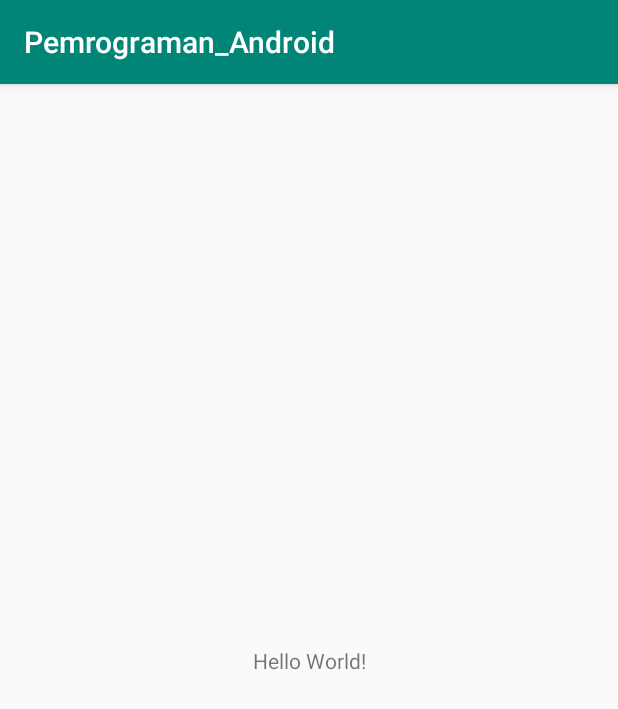
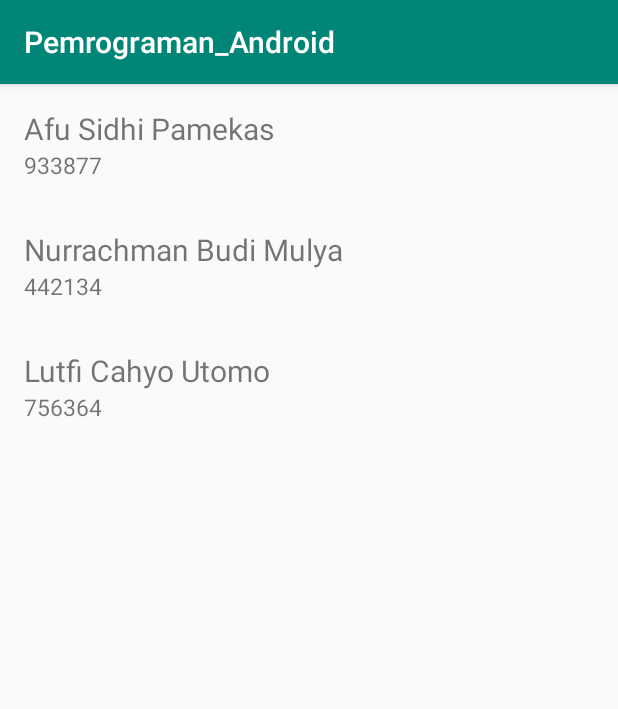
Before and after one commit to Afumoons/Pemrograman-mobile, an Android app: the screen it shows after launch (MainActivity), on a phone screen of 412 x 824 dp. Shown: the top 709 px of the screen. Run offline under Robolectric (Android 15) with nearby library versions, the phone set to English and light mode, and no system bars.

Commit message:
Modul 6 Praktikum
Praktikum pada Modul 6 mengimplementasikan Intents dan Recycler View

```diff
--- a/app/build.gradle
+++ b/app/build.gradle
@@ -32,4 +32,5 @@ dependencies {
     testImplementation 'junit:junit:4.12'
     androidTestImplementation 'androidx.test.ext:junit:1.1.0'
     androidTestImplementation 'androidx.test.espresso:espresso-core:3.1.1'
+    implementation 'androidx.recyclerview:recyclerview:1.1.0'
 }
--- a/app/src/main/AndroidManifest.xml
+++ b/app/src/main/AndroidManifest.xml
@@ -16,6 +16,9 @@
                 <category android:name="android.intent.category.LAUNCHER" />
             </intent-filter>
         </activity>
+        <activity
+            android:name="com.example.pemrograman_android.PhoneDetailActivity"
+            android:parentActivityName="com.example.pemrograman_android.MainActivity"></activity>
     </application>
 
 </manifest>
--- /dev/null
+++ b/app/src/main/java/com/example/pemrograman_android/ContactAdapter.kt
@@ -0,0 +1,30 @@
+package com.example.pemrograman_android
+
+import android.view.LayoutInflater
+import android.view.View
+import android.view.ViewGroup
+import androidx.recyclerview.widget.RecyclerView
+import kotlinx.android.synthetic.main.contact_list_item.view.*
+
+class ContactAdapter(val phoneItemList: List<PhoneData>, val clickListener: (PhoneData) -> Unit) :
+    RecyclerView.Adapter<RecyclerView.ViewHolder>() {
+    override fun onCreateViewHolder(parent: ViewGroup, viewType: Int): RecyclerView.ViewHolder {
+        val inflater = LayoutInflater.from(parent.context)
+        val view = inflater.inflate(R.layout.contact_list_item, parent, false)
+        return PartViewHolder(view)
+    }
+
+    override fun onBindViewHolder(holder: RecyclerView.ViewHolder, position: Int) {
+        (holder as PartViewHolder).bind(phoneItemList[position], clickListener)
+    }
+
+    override fun getItemCount() = phoneItemList.size
+
+    class PartViewHolder(itemView: View) : RecyclerView.ViewHolder(itemView) {
+        fun bind(phone: PhoneData, clickListener: (PhoneData) -> Unit) {
+            itemView.tv_part_item_name.text = phone.contactName
+            itemView.tv_part_id.text = phone.phone.toString()
+            itemView.setOnClickListener { clickListener(phone) }
+        }
+    }
+}
--- a/app/src/main/java/com/example/pemrograman_android/MainActivity.kt
+++ b/app/src/main/java/com/example/pemrograman_android/MainActivity.kt
@@ -1,12 +1,31 @@
 package com.example.pemrograman_android
 
+import android.content.Intent
 import android.os.Bundle
 import androidx.appcompat.app.AppCompatActivity
+import androidx.recyclerview.widget.LinearLayoutManager
+import kotlinx.android.synthetic.main.activity_main.*
 
 class MainActivity : AppCompatActivity() {
 
     override fun onCreate(savedInstanceState: Bundle?) {
         super.onCreate(savedInstanceState)
         setContentView(R.layout.activity_main)
+        val testData=createPhoneData()
+        rv_parts.layoutManager=LinearLayoutManager(this)
+        rv_parts.setHasFixedSize(true)
+        rv_parts.adapter=ContactAdapter(testData,{phoneItem:PhoneData->phoneItemClicked(phoneItem)})
+    }
+    private fun phoneItemClicked(phoneItem:PhoneData){
+        val showDetailActivityIntent= Intent(this,PhoneDetailActivity::class.java)
+        showDetailActivityIntent.putExtra(Intent.EXTRA_TEXT,phoneItem.phone.toString())
+        startActivity(showDetailActivityIntent)
+    }
+    private fun createPhoneData():List<PhoneData>{
+        val partList=ArrayList<PhoneData>()
+        partList.add(PhoneData(933877,"Afu Sidhi Pamekas"))
+        partList.add(PhoneData(442134,"Nurrachman Budi Mulya"))
+        partList.add(PhoneData(756364,"Lutfi Cahyo Utomo"))
+        return partList
     }
 }
--- /dev/null
+++ b/app/src/main/java/com/example/pemrograman_android/PhoneData.kt
@@ -0,0 +1,3 @@
+package com.example.pemrograman_android
+
+data class PhoneData(val phone:Long, val contactName:String)
--- a/app/src/main/res/layout/activity_main.xml
+++ b/app/src/main/res/layout/activity_main.xml
@@ -1,18 +1,13 @@
 <?xml version="1.0" encoding="utf-8"?>
 <androidx.constraintlayout.widget.ConstraintLayout xmlns:android="http://schemas.android.com/apk/res/android"
-    xmlns:app="http://schemas.android.com/apk/res-auto"
     xmlns:tools="http://schemas.android.com/tools"
     android:layout_width="match_parent"
     android:layout_height="match_parent"
     tools:context=".MainActivity">
 
-    <TextView
-        android:layout_width="wrap_content"
-        android:layout_height="wrap_content"
-        android:text="Hello World!"
-        app:layout_constraintBottom_toBottomOf="parent"
-        app:layout_constraintLeft_toLeftOf="parent"
-        app:layout_constraintRight_toRightOf="parent"
-        app:layout_constraintTop_toTopOf="parent" />
 
+    <androidx.recyclerview.widget.RecyclerView
+        android:id="@+id/rv_parts"
+        android:layout_width="match_parent"
+        android:layout_height="match_parent" />
 </androidx.constraintlayout.widget.ConstraintLayout>
--- /dev/null
+++ b/app/src/main/res/layout/contact_list_item.xml
@@ -0,0 +1,22 @@
+<?xml version="1.0" encoding="utf-8"?>
+<LinearLayout xmlns:android="http://schemas.android.com/apk/res/android"
+    android:layout_width="match_parent"
+    android:layout_height="wrap_content"
+    android:orientation="vertical"
+    android:padding="16dp">
+
+
+    <TextView
+        android:id="@+id/tv_part_item_name"
+        android:layout_width="match_parent"
+        android:layout_height="wrap_content"
+        android:text="Contact name"
+        android:textSize="20sp" />
+
+    <TextView
+        android:id="@+id/tv_part_id"
+        android:layout_width="match_parent"
+        android:layout_height="wrap_content"
+        android:text="Phone"
+        android:textSize="15sp" />
+</LinearLayout>
```
Also changed, not shown: app/src/main/java/com/example/pemrograman_android/PhoneDetailActivity.kt (added, +22 -0 lines), app/src/main/res/layout/activity_phone_detail.xml (added, +22 -0 lines).
